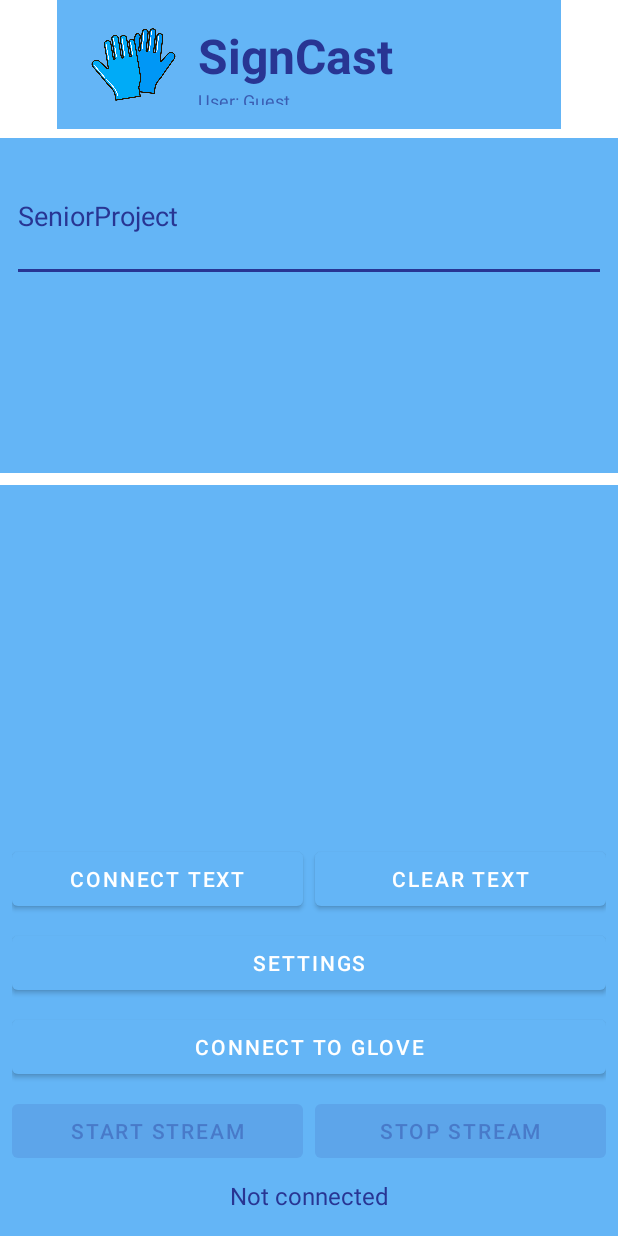
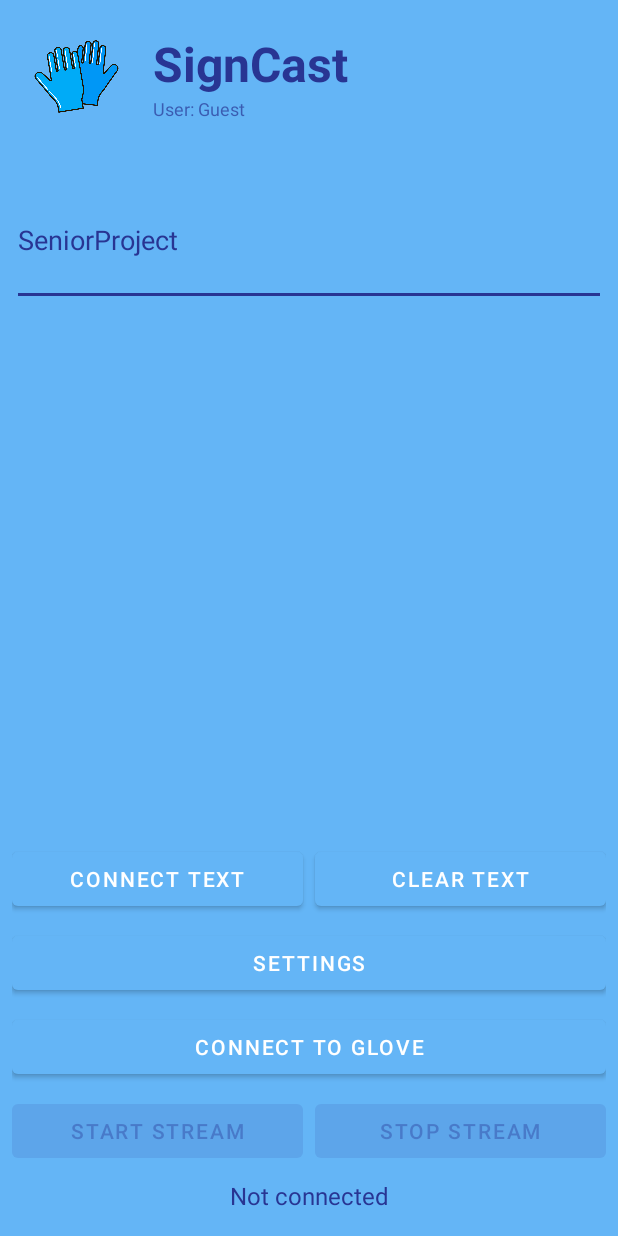
Before and after one commit to Jordan122401/asl-ai-glove, an Android app built with Jetpack Compose: the MainActivity screen opened directly, with no data from a screen before it, on a phone screen of 412 x 824 dp. Run offline under Robolectric (Android 15) with nearby library versions, the phone set to English and light mode, and no system bars; 4 statements that could not run were skipped.

Commit message:
More UI updates and new ASL_BLE file

```diff
--- a/app/src/main/java/com/example/seniorproject/BLEService.kt
+++ b/app/src/main/java/com/example/seniorproject/BLEService.kt
@@ -21,7 +21,7 @@ class BLEService(private val context: Context) {
     companion object {
         private const val TAG = "BLEService"
 
-        // Nordic UART Service (NUS) UUIDs from ASL_BLE.ino
+        // Nordic UART Service (NUS) UUIDs from ASL_BLE_FINAL_frfrfrfr.ino
         private val NUS_SERVICE_UUID = UUID.fromString("6E400001-B5A3-F393-E0A9-E50E24DCCA9E")
         private val NUS_RX_CHAR_UUID = UUID.fromString("6E400002-B5A3-F393-E0A9-E50E24DCCA9E") // Write here
         private val NUS_TX_CHAR_UUID = UUID.fromString("6E400003-B5A3-F393-E0A9-E50E24DCCA9E") // Notify from here
--- a/app/src/main/java/com/example/seniorproject/BluetoothActivity.kt
+++ b/app/src/main/java/com/example/seniorproject/BluetoothActivity.kt
@@ -57,7 +57,7 @@ class BluetoothActivity : AppCompatActivity() {
     // Standard UUID for Serial Port Profile (SPP) - Classic Bluetooth
     private val SPP_UUID: UUID = UUID.fromString("00001101-0000-1000-8000-00805F9B34FB")
 
-    // Nordic UART Service UUID for BLE (from ASL_BLE.ino)
+    // Nordic UART Service UUID for BLE (from ASL_BLE_FINAL_frfrfrfr.ino)
     private val NUS_SERVICE_UUID = "6E400001-B5A3-F393-E0A9-E50E24DCCA9E"
 
     // For device discovery
--- a/app/src/main/java/com/example/seniorproject/MainActivity.kt
+++ b/app/src/main/java/com/example/seniorproject/MainActivity.kt
@@ -269,7 +269,7 @@ class MainActivity : AppCompatActivity(), TextToSpeech.OnInitListener {
     /**
      * Start real-time inference stream from the connected BLE sensor source.
      *
-     * With ASL_BLE_FINAL firmware, the glove automatically sends batches of exactly
+     * With ASL_BLE_FINAL_frfrfrfr firmware, the glove automatically sends batches of exactly
      * 75 samples with a 1-second gap between batches. The app collects these
      * batches and runs inference on each one.
      */
@@ -279,7 +279,7 @@ class MainActivity : AppCompatActivity(), TextToSpeech.OnInitListener {
             return
         }
 
-        // Send stream command to glove (ASL_BLE_FINAL uses "stream" command)
+        // Send stream command to glove (ASL_BLE_FINAL_frfrfrfr uses "stream" command)
         // The glove will automatically send batches of 75 samples with 1-second gaps
         if (!bleService!!.writeCommand("stream")) {
             Toast.makeText(this, "Failed to start stream on glove", Toast.LENGTH_SHORT).show()
--- a/app/src/main/java/com/example/seniorproject/data/BLESensorSource.kt
+++ b/app/src/main/java/com/example/seniorproject/data/BLESensorSource.kt
@@ -6,9 +6,9 @@ import java.util.concurrent.ConcurrentLinkedQueue
 /**
  * BLE Sensor source that receives streaming data from the ASL glove via BLEService.
  *
- * Compatible with ASL_BLE_FINAL firmware which sends windowed batches:
+ * Compatible with ASL_BLE_FINAL_frfrfrfr firmware which sends windowed batches:
  * - Exactly 75 samples per batch
- * - 1-second gap between batches
+ * - 1-second gap between batches (handled by firmware)
  * - Header line before each batch: "flex1,flex2,flex3,flex4,flex5,roll_deg,pitch_deg,ax_g,ay_g,az_g"
  *
  * Expected data format from glove (CSV, 10 features per line, no time prefix):
--- a/app/src/main/res/layout/activity_main.xml
+++ b/app/src/main/res/layout/activity_main.xml
@@ -6,20 +6,20 @@
     android:id="@+id/main"
     android:layout_width="match_parent"
     android:layout_height="match_parent"
-    android:background="?android:colorBackground"
+    android:background="@color/light_blue"
     android:padding="16dp">
 
     <!-- Container 1: Welcome -->
     <LinearLayout
         android:id="@+id/headerContainer"
-        android:layout_width="336dp"
-        android:layout_height="86dp"
+        android:layout_width="0dp"
+        android:layout_height="wrap_content"
         android:background="?attr/colorSurface"
         android:gravity="center_vertical"
         android:orientation="horizontal"
         android:padding="16dp"
+        android:minHeight="86dp"
         app:layout_constraintEnd_toEndOf="parent"
-        app:layout_constraintHorizontal_bias="0.497"
         app:layout_constraintStart_toStartOf="parent"
         app:layout_constraintTop_toTopOf="parent">
 
@@ -34,9 +34,12 @@
             android:src="@drawable/signcast_logo" />
 
         <LinearLayout
-            android:layout_width="227dp"
-            android:layout_height="56dp"
-            android:orientation="vertical">
+            android:layout_width="0dp"
+            android:layout_height="wrap_content"
+            android:layout_weight="1"
+            android:orientation="vertical"
+            android:paddingStart="8dp"
+            android:paddingEnd="8dp">
 
             <TextView
                 android:id="@+id/welcomeText"
@@ -54,7 +57,10 @@
                 android:text="User: Guest"
                 android:textColor="?attr/colorOnSurface"
                 android:textSize="12sp"
-                android:alpha="0.7"/>
+                android:alpha="0.7"
+                android:maxLines="1"
+                android:singleLine="true"
+                android:paddingEnd="4dp"/>
         </LinearLayout>
     </LinearLayout>
     <!-- Container 1: Welcome Message -->
--- a/app/src/main/res/layout/activity_user_selection.xml
+++ b/app/src/main/res/layout/activity_user_selection.xml
@@ -5,7 +5,7 @@
     xmlns:tools="http://schemas.android.com/tools"
     android:layout_width="match_parent"
     android:layout_height="match_parent"
-    android:background="?android:colorBackground"
+    android:background="@color/light_blue"
     android:padding="16dp"
     tools:context=".UserSelectionActivity">
 
```
Also changed, not shown: app/src/main/java/com/example/seniorproject/BLELogActivity.kt (+63 -0 lines), app/src/main/java/com/example/seniorproject/CalibrationActivity.kt (+57 -2 lines), app/src/main/res/layout/activity_ble_log.xml (+5 -2 lines), app/src/main/res/layout/activity_calibration.xml (+12 -2 lines), 1 other file.
